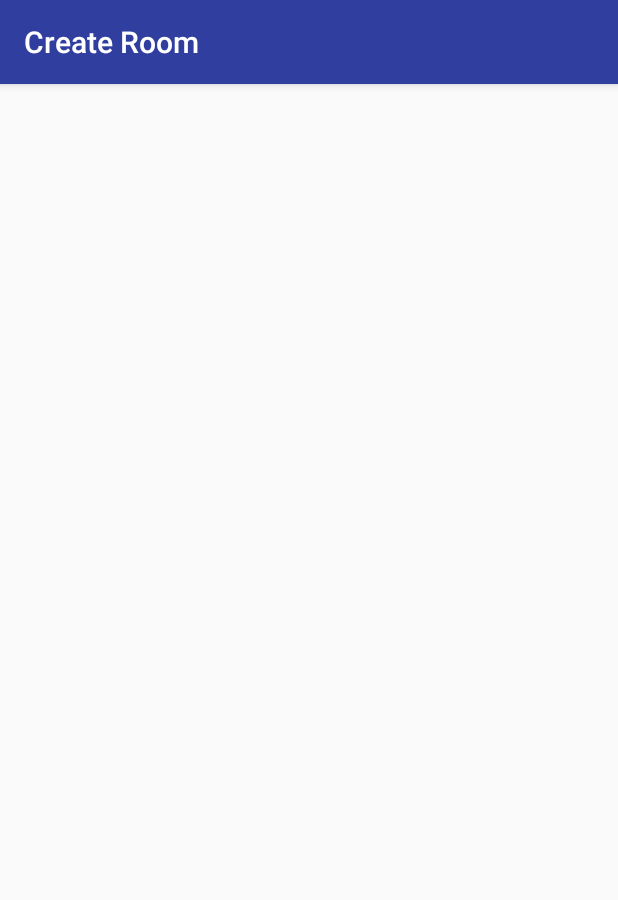
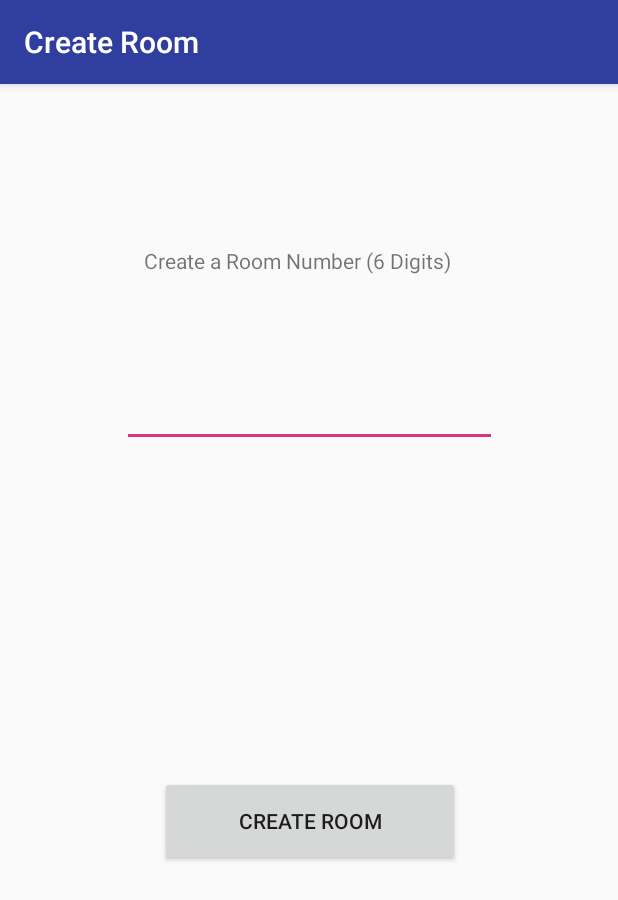
Before and after one commit to suvratjain-git/RPSx-COP_4331C, an Android app: the CreateRoom screen opened directly, with no data from a screen before it, on a phone screen of 412 x 824 dp. Shown: the top 900 px of the screen. Run offline under Robolectric (Android 15) with nearby library versions, the light colour scheme and no system bars; 1 statement that could not run was skipped.

```diff
--- a/MobileApp/app/src/main/AndroidManifest.xml
+++ b/MobileApp/app/src/main/AndroidManifest.xml
@@ -39,7 +39,7 @@
             android:name=".ForgotPassword"
             android:label="Retrieve Password" />
         <activity
-            android:name=".NewSession"
+            android:name=".NewSessionWorker"
             android:label="Create a Session" />
         <activity
             android:name=".EnterRoom"
--- a/MobileApp/app/src/main/java/com/example/suvratjain/firstapp/CreateRoom.java
+++ b/MobileApp/app/src/main/java/com/example/suvratjain/firstapp/CreateRoom.java
@@ -1,13 +1,34 @@
 package com.example.suvratjain.firstapp;
 
+import android.content.Intent;
 import android.support.v7.app.AppCompatActivity;
 import android.os.Bundle;
+import android.view.View;
+import android.widget.TextView;
 
 public class CreateRoom extends AppCompatActivity {
+
+    private TextView roomNumber;
+    private String displayName;
+    Intent i = getIntent();
+    Bundle b = i.getExtras();
 
     @Override
     protected void onCreate(Bundle savedInstanceState) {
         super.onCreate(savedInstanceState);
         setContentView(R.layout.activity_create_room);
+
+
+    }
+
+    public void createRoom(View view)
+    {
+        roomNumber = findViewById(R.id.roomNum);
+        String room_number = roomNumber.getText().toString();
+        displayName = (String)b.get("display name");
+
+        NewSessionWorker newSession = new NewSessionWorker(this);
+        newSession.execute(room_number, displayName);
+        finish();
     }
 }
--- a/MobileApp/app/src/main/res/layout/activity_create_room.xml
+++ b/MobileApp/app/src/main/res/layout/activity_create_room.xml
@@ -6,4 +6,56 @@
     android:layout_height="match_parent"
     tools:context=".CreateRoom">
 
+    <TextView
+        android:id="@+id/textView4"
+        android:layout_width="220dp"
+        android:layout_height="50dp"
+        android:layout_marginEnd="20dp"
+        android:layout_marginLeft="20dp"
+        android:layout_marginRight="20dp"
+        android:layout_marginStart="20dp"
+        android:layout_marginTop="108dp"
+        android:text="Create a Room Number (6 Digits)"
+        app:layout_constraintEnd_toEndOf="parent"
+        app:layout_constraintStart_toStartOf="parent"
+        app:layout_constraintTop_toTopOf="parent" />
+
+    <EditText
+        android:id="@+id/roomNum"
+        android:layout_width="250dp"
+        android:layout_height="80dp"
+        android:layout_marginEnd="20dp"
+        android:layout_marginLeft="20dp"
+        android:layout_marginRight="20dp"
+        android:layout_marginStart="20dp"
+        android:layout_marginTop="4dp"
+        android:layout_weight="1"
+        android:ems="10"
+        android:gravity="center"
+        android:inputType="phone"
+        android:letterSpacing="1"
+        android:maxLength="6"
+        android:textSize="24sp"
+        app:layout_constraintEnd_toEndOf="parent"
+        app:layout_constraintStart_toStartOf="parent"
+        app:layout_constraintTop_toBottomOf="@+id/textView4" />
+
+    <Button
+        android:id="@+id/createRoomBtn"
+        android:layout_width="200dp"
+        android:layout_height="60dp"
+        android:layout_marginBottom="176dp"
+        android:layout_marginEnd="8dp"
+        android:layout_marginLeft="8dp"
+        android:layout_marginRight="8dp"
+        android:layout_marginStart="8dp"
+        android:layout_marginTop="8dp"
+        android:onClick="createRoom"
+        android:text="@string/create"
+        app:layout_constraintBottom_toBottomOf="parent"
+        app:layout_constraintEnd_toEndOf="parent"
+        app:layout_constraintHorizontal_bias="0.503"
+        app:layout_constraintStart_toStartOf="parent"
+        app:layout_constraintTop_toBottomOf="@+id/roomNum"
+        app:layout_constraintVertical_bias="0.75" />
 </android.support.constraint.ConstraintLayout>
--- a/MobileApp/app/src/main/res/values/strings.xml
+++ b/MobileApp/app/src/main/res/values/strings.xml
@@ -39,7 +39,10 @@
     <string name="sound">Enable Sound</string>
     <string name="accountLink"><a href="http://www.google.com">Change Account Info</a></string>
     <string name="report"><a href="http://www.facebook.com">Change Account Info</a></string>
-    <!--<string name="accountLink">Change Account Info</string>-->
-    <!--<string name="report">Report a Problem</string>-->
+
+    <!-- CreateRoom.java Class Strings -->
+    <string name="create">Create Room</string>
+
+
 
 </resources>
```
Also changed, not shown: MobileApp/app/src/main/java/com/example/suvratjain/firstapp/Menu.java (+6 -5 lines), MobileApp/app/src/main/java/com/example/suvratjain/firstapp/NewSession.java (deleted, +0 -13 lines), MobileApp/app/src/main/java/com/example/suvratjain/firstapp/NewSessionWorker.java (added, +26 -0 lines), MobileApp/app/src/main/res/layout/activity_enter_room.xml (+29 -15 lines), MobileApp/app/src/main/res/layout/activity_new_session.xml (deleted, +0 -9 lines).
